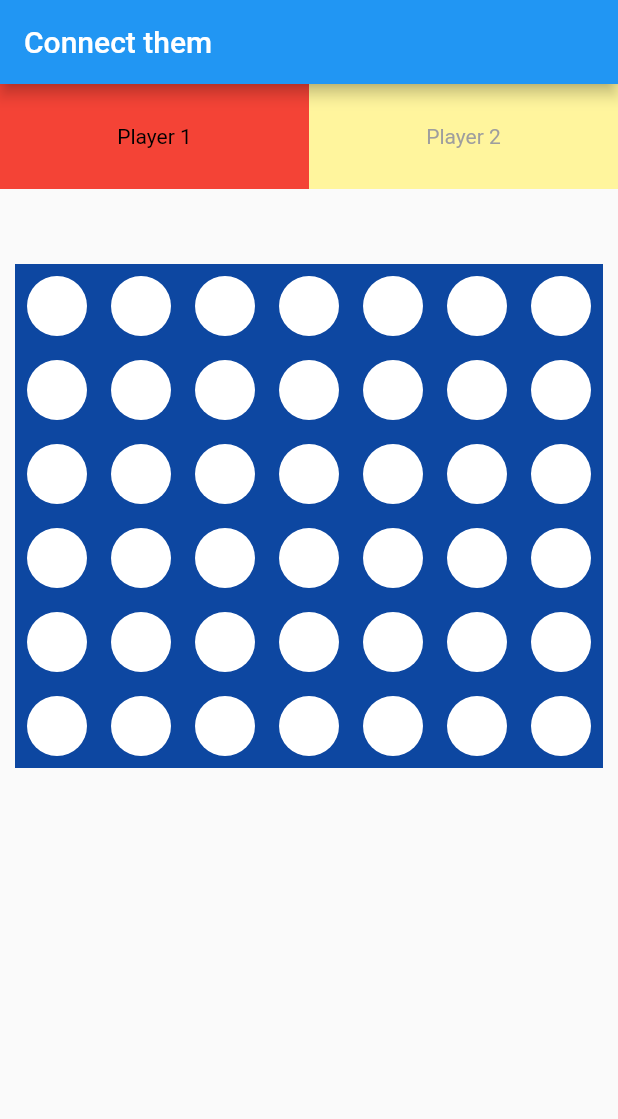
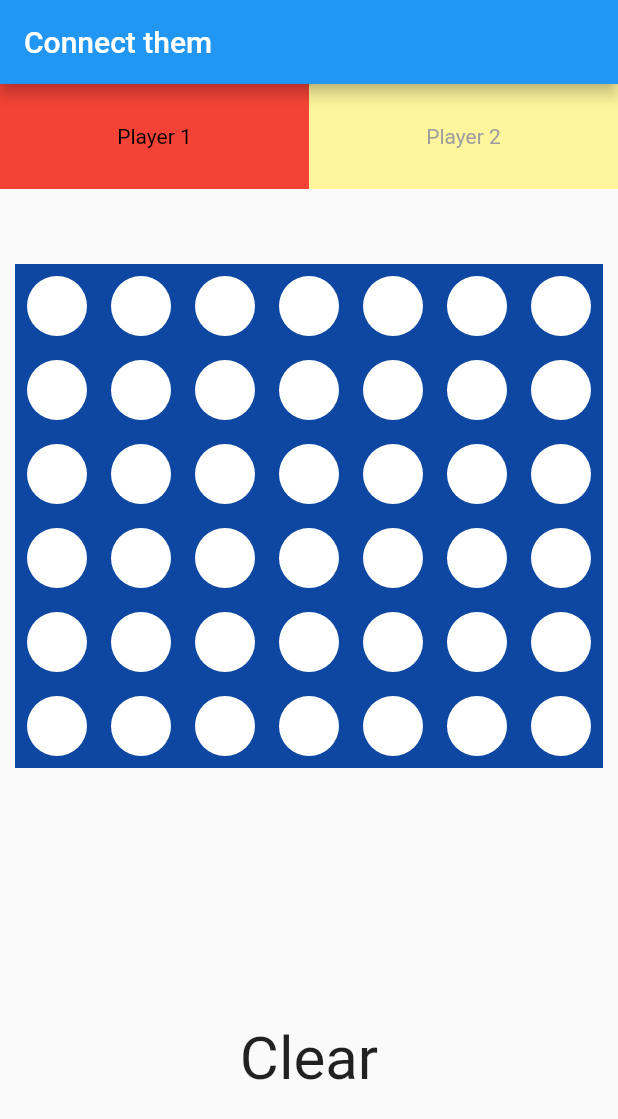
Before and after one commit to BMarx981/connectThem, a Flutter app: the screen it shows after launch, on a phone screen of 412 x 824 dp. Shown: the top 1119 px of the screen. Run offline on Flutter 3.47's test engine with Material 2 defaults, Android fonts, the phone set to English and light mode, and no system bars.

Commit message:
"Clear button works correctly"

```diff
--- a/lib/model/model.dart
+++ b/lib/model/model.dart
@@ -75,4 +75,12 @@ class Model {
     });
     return index;
   }
+
+  void clear() {
+    this.colLists.forEach((col) {
+      for(int i = 0; i < col.length; i++) {
+        col[i] = ChipColor.white;
+      }
+    });
+  }
 }
--- a/lib/ui/app.dart
+++ b/lib/ui/app.dart
@@ -21,7 +21,6 @@ class _AppState extends State<App> {
           title: Text("Connect them"),
         ),
         body: ListView(
-          //Main Column
           children: [
             Row(
               mainAxisAlignment: MainAxisAlignment.spaceEvenly,
@@ -63,6 +62,14 @@ class _AppState extends State<App> {
               mainAxisAlignment: MainAxisAlignment.center,
               children: getGameBoardColumns(),
             ),
+            SizedBox(height: 170),
+            InkWell(
+                child: Center(
+                    child: Text('Clear', style: TextStyle(fontSize: 40))),
+                onTap: () {
+                  model.clear();
+                  setState(() {});
+                }),
           ],
         ),
       ),
@@ -95,7 +102,7 @@ class _AppState extends State<App> {
   Widget columnButton(int colNum, ChipColor color) {
     return GestureDetector(
       onTap: () {
-        print("$colNum Tapped by player $_player");
+        // print("$colNum Tapped by player $_player");
         if (_player == 1) {
           _player = 2;
         } else {
```
